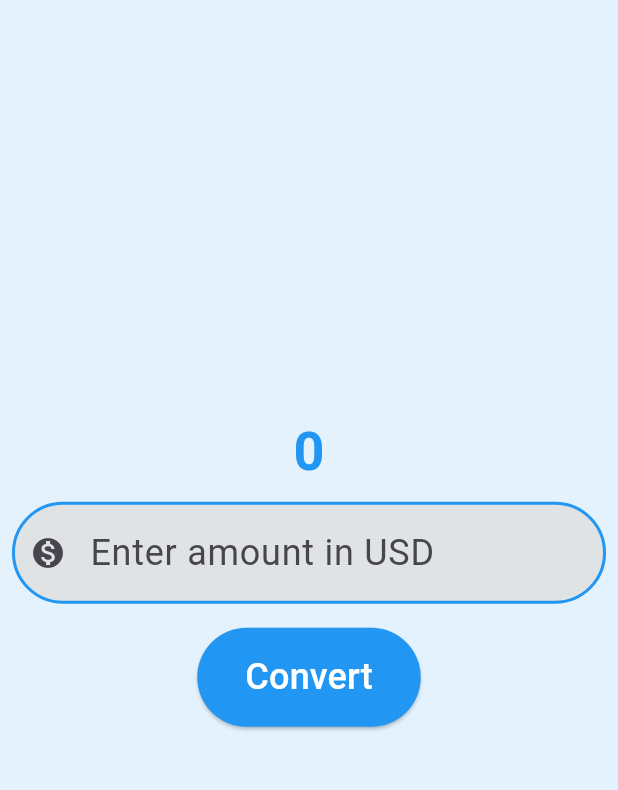
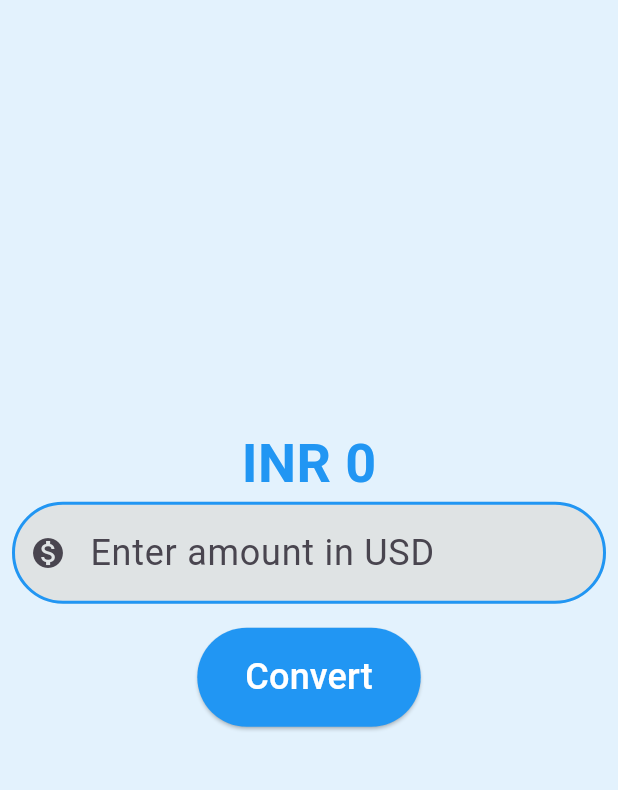
Before and after one commit to iamlokeshdhakar/flutter-first, a Flutter app: the screen it shows after launch, on a phone screen of 412 x 824 dp, the part 84-874 px from its top. Run offline on Flutter 3.47's test engine with Material 3 defaults, Android fonts, the phone set to English and light mode, and no system bars.

```diff
--- a/lib/cc_page.dart
+++ b/lib/cc_page.dart
@@ -1,8 +1,21 @@
-import 'package:flutter/foundation.dart';
 import 'package:flutter/material.dart';
 
-class CurrencyConverterPage extends StatelessWidget {
+class CurrencyConverterPage extends StatefulWidget {
   const CurrencyConverterPage({super.key});
+
+  @override
+  State<CurrencyConverterPage> createState() => _CurrencyConverterPageState();
+}
+
+class _CurrencyConverterPageState extends State<CurrencyConverterPage> {
+  double amount = 0;
+  TextEditingController textEditingController = TextEditingController();
+  void convert(value) {
+    setState(() {
+      amount = double.parse(textEditingController.text) * 81;
+    });
+  }
+
   @override
   Widget build(BuildContext context) {
     final border = OutlineInputBorder(
@@ -12,6 +25,7 @@ class CurrencyConverterPage extends StatelessWidget {
       ),
       borderRadius: BorderRadius.circular(40),
     );
+
     return Scaffold(
       backgroundColor: Colors.blue[50],
       appBar: AppBar(
@@ -27,20 +41,22 @@ class CurrencyConverterPage extends StatelessWidget {
         ),
       ),
       body: Center(
+        child: Padding(
+          padding: const EdgeInsets.all(8.0),
           child: Column(
             mainAxisAlignment: MainAxisAlignment.center,
             children: [
-            const Text(
-              '0',
-              style: TextStyle(
+              Text(
+                'INR ${amount != 0 ? amount.toStringAsFixed(2) : 0}',
+                style: const TextStyle(
                   fontSize: 36,
                   fontWeight: FontWeight.bold,
                   color: Colors.blue,
                 ),
               ),
-            Padding(
-              padding: const EdgeInsets.all(8.0),
-              child: TextField(
+              TextField(
+                onSubmitted: convert,
+                controller: textEditingController,
                 keyboardType: TextInputType.numberWithOptions(decimal: true),
                 style: TextStyle(
                   fontSize: 24,
@@ -56,10 +72,8 @@ class CurrencyConverterPage extends StatelessWidget {
                   focusedBorder: border,
                 ),
               ),
-            ),
-            Padding(
-              padding: const EdgeInsets.all(8.0),
-              child: ElevatedButton(
+              const SizedBox(height: 16),
+              ElevatedButton(
                 onPressed: () {},
                 style: TextButton.styleFrom(
                   backgroundColor: Colors.blue,
@@ -79,8 +93,8 @@ class CurrencyConverterPage extends StatelessWidget {
                   ),
                 ),
               ),
+            ],
           ),
-          ],
         ),
       ),
     );
```
Lines whose indentation alone changed are shown as unchanged.
